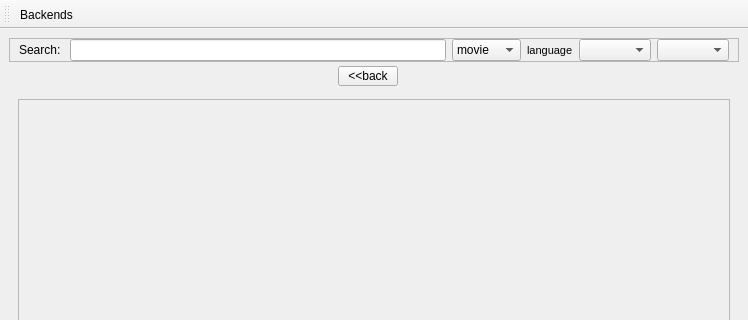
laurentb/weboob, file weboob/applications/qcineoob/ui/main_window.ui: the form before one commit; both pictures show x 0 to 748 and y 0 to 320 of the 748 by 463 pixel window.
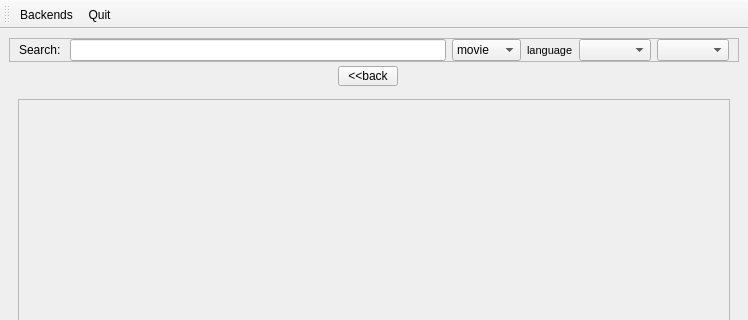
The form after the commit. The open tabs and pages were chosen to show the change.

Commit message: [qcineoob] quit shortcut

The edit to the form file:
```diff
--- a/weboob/applications/qcineoob/ui/main_window.ui
+++ b/weboob/applications/qcineoob/ui/main_window.ui
@@ -236,12 +236,21 @@
     <bool>false</bool>
    </attribute>
    <addaction name="actionBackends"/>
+   <addaction name="actionQuit"/>
   </widget>
   <action name="actionBackends">
    <property name="text">
     <string>Backends</string>
    </property>
   </action>
+  <action name="actionQuit">
+   <property name="text">
+    <string>Quit</string>
+   </property>
+   <property name="shortcut">
+    <string>Ctrl+Q</string>
+   </property>
+  </action>
  </widget>
  <resources/>
  <connections/>
```
Left out of the diff: 4 changed lines with no effect on the pictures. The commit also changes 1 other file.
